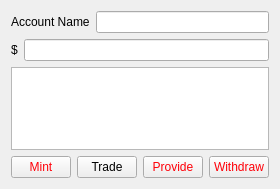
Above: AccountListWidgetItem.ui from LiquidityProtocol/AMM-Simulator before the change. Below: the same form after it.
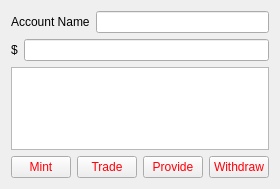
That is the form after the change.

Diff of the .ui file:
```diff
--- a/AccountListWidgetItem.ui
+++ b/AccountListWidgetItem.ui
@@ -113,6 +113,9 @@
      </item>
      <item>
       <widget class="QPushButton" name="trade_pushButton">
+       <property name="styleSheet">
+        <string notr="true">color: rgb(255, 0, 8);</string>
+       </property>
        <property name="text">
         <string>Trade</string>
        </property>
```
